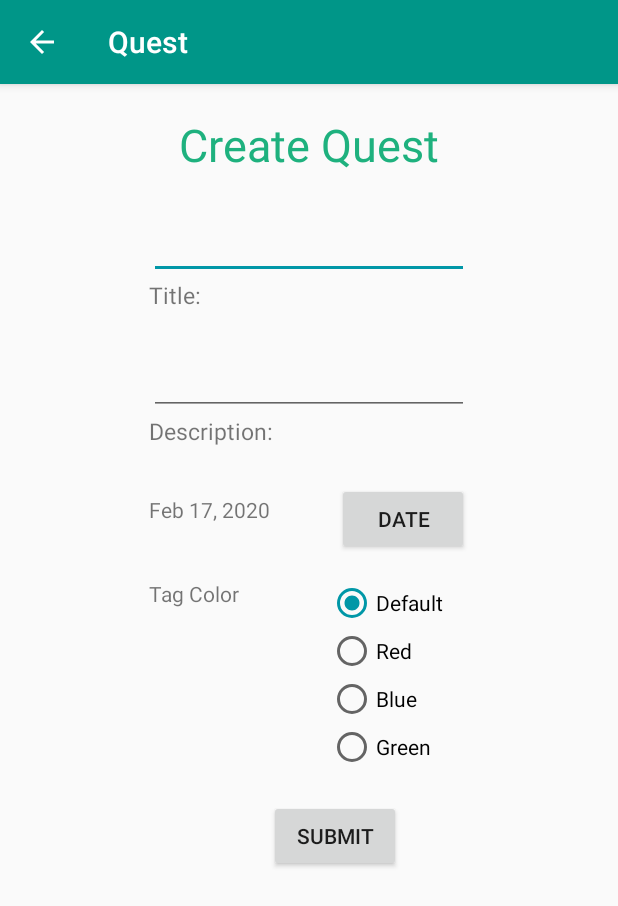
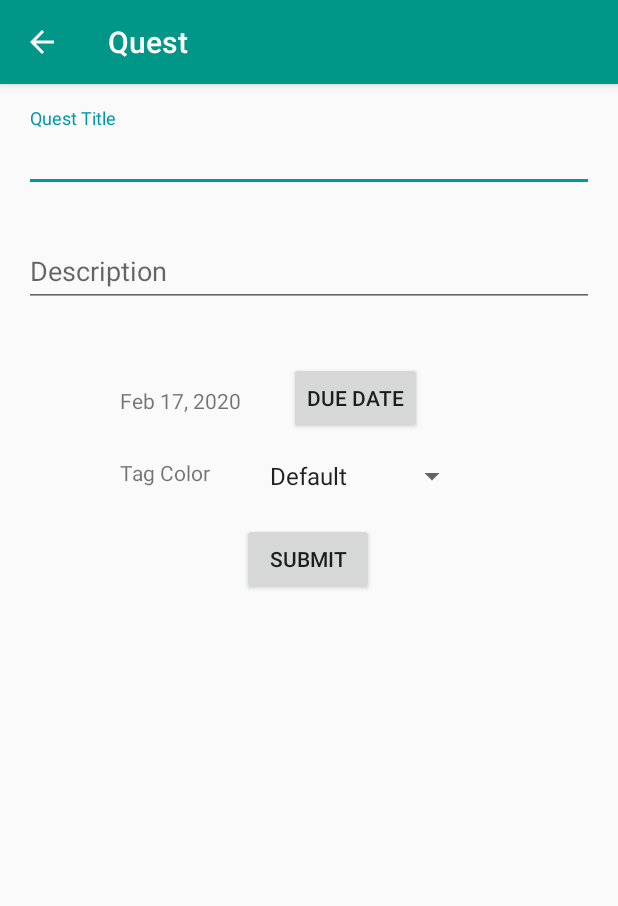
Before and after one commit to EnigmaticGiant/QuestApp, an Android app: the screen it shows after launch (Create), after a tap on an icon or button, on a phone screen of 412 x 824 dp. Shown: the top 906 px of the screen. Run offline under Robolectric (Android 15) with nearby library versions, the phone set to English and light mode, and no system bars; our stand-ins replace Firebase (no records; nobody signed in at launch, a user with empty details on screens opened directly).

Commit message:
Updated Create class + minor edits

```diff
--- a/app/src/main/java/com/example/questv3/Create.java
+++ b/app/src/main/java/com/example/questv3/Create.java
@@ -5,26 +5,30 @@ import android.content.Intent;
 import android.os.Bundle;
 import android.util.Log;
 import android.view.View;
+import android.widget.AdapterView;
+import android.widget.ArrayAdapter;
 import android.widget.Button;
 import android.widget.DatePicker;
-import android.widget.EditText;
-import android.widget.RadioButton;
+import android.widget.Spinner;
 import android.widget.TextView;
 
 import androidx.annotation.Nullable;
 import androidx.appcompat.app.AppCompatActivity;
 import androidx.fragment.app.DialogFragment;
 
+import com.google.android.material.textfield.TextInputLayout;
 import com.google.firebase.database.DatabaseReference;
 import com.google.firebase.database.FirebaseDatabase;
 
 import java.text.DateFormat;
 import java.util.Calendar;
 
-public class Create extends AppCompatActivity implements DatePickerDialog.OnDateSetListener {
+import static com.example.questv3.MainActivity.userID;
+
+public class Create extends AppCompatActivity implements DatePickerDialog.OnDateSetListener, AdapterView.OnItemSelectedListener {
 
     private static final String TAG = "Create";
-    private EditText title, description;
+    private TextInputLayout title, description;
     private TextView date;
     int icon;
     QuestBase mData;
@@ -40,8 +44,14 @@ public class Create extends AppCompatActivity implements DatePickerDialog.OnDate
         mData = QuestBase.getInstance();
         icon = R.mipmap.ic_launcher_round;
 
+        Spinner spinner = findViewById(R.id.spinner);
+        ArrayAdapter<CharSequence> adapter = ArrayAdapter.createFromResource(this, R.array.Colors, android.R.layout.simple_spinner_item);
+        adapter.setDropDownViewResource(android.R.layout.simple_spinner_dropdown_item);
+        spinner.setAdapter(adapter);
+        spinner.setOnItemSelectedListener((AdapterView.OnItemSelectedListener) this);
+
         databaseQuests = FirebaseDatabase.getInstance().getReference("questLists");
-
+        Log.d(TAG, "Google SignIn ID - Create Quest version: " + userID);
         Calendar c = Calendar.getInstance();
         String currentDateString = DateFormat.getDateInstance(DateFormat.MEDIUM).format(c.getTime());
         date.setText(currentDateString);
@@ -56,44 +66,25 @@ public class Create extends AppCompatActivity implements DatePickerDialog.OnDate
         });
     }
 
-    public void onRadioButtonClicked(View view) {
-        // Is the button now checked?
-        boolean checked = ((RadioButton) view).isChecked();
-        // Check which radio button was clicked.
-        switch (view.getId()) {
-            case R.id.radioBtnRed:
-                if (checked)
-                icon = R.drawable.ic_ball_red;
-                break;
-            case R.id.radioBtnBlue:
-                if (checked)
-                icon = R.drawable.ic_ball_blue;
-                break;
-            case R.id.radioBtnGreen:
-                if (checked)
-                icon = R.drawable.ic_ball_green;
-                break;
-            default:
-                break;
-        }
-    }
-
     public void submitQuest(View view) {
-        if(title.getText().toString().isEmpty()) {
+        if(title.getEditText().getText().toString().isEmpty()) {
             title.setError("Required Field");
         }
         else {
             Log.d(TAG, "submitQuest: clicked");
             String qTitle, qDesc, qDate;
-            qTitle = title.getText().toString();
-            qDesc = description.getText().toString();
+            qTitle = title.getEditText().getText().toString();
+            qDesc = description.getEditText().getText().toString();
             qDate = date.getText().toString();
             QuestItem sending = new QuestItem(qTitle, qDesc, qDate, icon);
             mData.add(sending);
 
-            //if(mData.getIdentification() != null){
-                databaseQuests.child(mData.getIdentification()).setValue(mData.getData());
-            //}
+            if(mData.getIdentification() != null){
+                Log.d(TAG, "submitQuest: Updating firebase with ID: " + mData.getIdentification());
+//                databaseQuests.child(mData.getIdentification()).setValue(mData.getData());
+                //String temp = "123456789";
+                databaseQuests.child(userID).setValue(mData.getData());
+            }
 
             Intent intent = new Intent(this, MainActivity.class);
 //            intent.putExtra("created_quest", sending); //don't worry about this
@@ -102,12 +93,44 @@ public class Create extends AppCompatActivity implements DatePickerDialog.OnDate
     }
 
     @Override
-    public void onDateSet(DatePicker datePicker, int years, int month, int dayOfMonth) {
+    public void onDateSet(DatePicker datePicker, int year, int month, int dayOfMonth) {
         Calendar c = Calendar.getInstance();
-        c.set(Calendar.YEAR, years);
+        c.set(Calendar.YEAR, year);
         c.set(Calendar.MONTH, month);
         c.set(Calendar.DAY_OF_MONTH, dayOfMonth);
         String currentDateString = DateFormat.getDateInstance(DateFormat.MEDIUM).format(c.getTime());
         date.setText(currentDateString);
     }
+
+    @Override
+    public void onItemSelected(AdapterView<?> adapterView, View view, int i, long l) {
+        String text = adapterView.getItemAtPosition(i).toString();
+        switch (text){
+            case "Red":
+                icon = R.drawable.ic_ball_red;
+                break;
+            case "Blue":
+                icon = R.drawable.ic_ball_blue;
+                break;
+            case "Green":
+                icon = R.drawable.ic_ball_green;
+                break;
+            case "Yellow":
+                icon = R.drawable.ic_ball_yellow;
+                break;
+            case "Orange":
+                icon = R.drawable.ic_ball_orange;
+                break;
+            /*case "Purple":
+                icon = R.drawable.ic_ball_purple;
+                break;*/
+            default:
+                icon = R.mipmap.ic_launcher_round;
+        }
+    }
+
+    @Override
+    public void onNothingSelected(AdapterView<?> adapterView) {
+
+    }
 }
--- a/app/src/main/java/com/example/questv3/MainActivity.java
+++ b/app/src/main/java/com/example/questv3/MainActivity.java
@@ -269,14 +269,15 @@ public class MainActivity extends AppCompatActivity
 
         if (id == R.id.nav_home) {
             // Handle the camera action
-        } else if (id == R.id.nav_gallery) {
+        } else if (id == R.id.nav_log) {
             intent = new Intent(this,QuestLog.class);
             startActivity(intent);
-        } else if (id == R.id.nav_tools) {
+        } else if (id == R.id.nav_groups) {
 
-        } else if (id == R.id.nav_share) {
-
-        } else if (id == R.id.nav_send) {
+        } else if (id == R.id.nav_friends) {
+            intent = new Intent(this, Friends.class);
+            startActivity(intent);
+        } else if (id == R.id.nav_request) {
 
         }
 
--- a/app/src/main/res/layout/activity_create.xml
+++ b/app/src/main/res/layout/activity_create.xml
@@ -4,40 +4,45 @@
     xmlns:tools="http://schemas.android.com/tools"
     android:id="@+id/linearLayout"
     android:layout_width="match_parent"
-    android:layout_height="match_parent">
+    android:layout_height="match_parent"
+    android:padding="16dp">
 
-    <TextView
-        android:id="@+id/textView2"
-        android:layout_width="wrap_content"
+    <com.google.android.material.textfield.TextInputLayout
+        android:id="@+id/editTitle"
+        android:layout_width="match_parent"
         android:layout_height="wrap_content"
-        android:layout_marginTop="20dp"
-        android:text="Create Quest"
-        android:textSize="30dp"
-        app:layout_constraintEnd_toEndOf="parent"
-        app:layout_constraintStart_toStartOf="parent"
+        app:errorEnabled="true"
         app:layout_constraintTop_toTopOf="parent"
-        android:textColor="@color/title_text_color"/>
+        tools:layout_editor_absoluteX="16dp">
 
-    <TextView
-        android:id="@+id/tv_title_create"
-        android:layout_width="wrap_content"
+        <com.google.android.material.textfield.TextInputEditText
+            android:layout_width="match_parent"
+            android:layout_height="wrap_content"
+            android:hint="Quest Title"
+            android:inputType="text"
+            android:maxLength="64" />
+    </com.google.android.material.textfield.TextInputLayout>
+
+    <com.google.android.material.textfield.TextInputLayout
+        android:id="@+id/editDescription"
+        android:layout_width="match_parent"
         android:layout_height="wrap_content"
-        android:text="Title:"
-        android:textSize="15dp"
-        app:layout_constraintStart_toStartOf="@+id/editTitle"
-        app:layout_constraintTop_toBottomOf="@+id/editTitle" />
+        app:errorEnabled="true"
+        app:layout_constraintTop_toBottomOf="@+id/editTitle"
+        tools:layout_editor_absoluteX="-6dp">
 
-    <TextView
-        android:id="@+id/tv_desc_create"
-        android:layout_width="wrap_content"
-        android:layout_height="wrap_content"
-        android:text="Description:"
-        android:textSize="15dp"
-        app:layout_constraintStart_toStartOf="@+id/editDescription"
-        app:layout_constraintTop_toBottomOf="@+id/editDescription" />
+        <com.google.android.material.textfield.TextInputEditText
+            android:layout_width="match_parent"
+            android:layout_height="wrap_content"
+            android:layout_marginTop="16dp"
+            android:hint="Description"
+            android:inputType="text"
+            android:maxLength="64"
+            app:layout_constraintTop_toBottomOf="@+id/editTitle" />
+    </com.google.android.material.textfield.TextInputLayout>
 
-    <EditText
-        android:id="@+id/editTitle"
+    <Button
+        android:id="@+id/btn_submit"
         android:layout_width="wrap_content"
         android:layout_height="wrap_content"
         android:layout_marginStart="8dp"
@@ -45,100 +50,35 @@
         android:layout_marginTop="24dp"
         android:layout_marginEnd="8dp"
         android:layout_marginRight="8dp"
-        android:ems="10"
-        android:gravity="center"
-        android:inputType="textPersonName"
-        app:layout_constraintEnd_toEndOf="parent"
-        app:layout_constraintStart_toStartOf="parent"
-        app:layout_constraintTop_toBottomOf="@+id/textView2" />
-
-    <EditText
-        android:id="@+id/editDescription"
-        android:layout_width="wrap_content"
-        android:layout_height="wrap_content"
-        android:layout_marginStart="8dp"
-        android:layout_marginLeft="8dp"
-        android:layout_marginTop="24dp"
-        android:layout_marginEnd="8dp"
-        android:layout_marginRight="8dp"
-        android:ems="10"
-        android:gravity="center"
-        android:inputType="textPersonName"
-        app:layout_constraintEnd_toEndOf="parent"
-        app:layout_constraintStart_toStartOf="parent"
-        app:layout_constraintTop_toBottomOf="@+id/tv_title_create" />
-
-    <Button
-        android:id="@+id/btn_submit"
-        android:layout_width="wrap_content"
-        android:layout_height="wrap_content"
-        android:layout_marginStart="8dp"
-        android:layout_marginLeft="8dp"
-        android:layout_marginTop="16dp"
-        android:layout_marginEnd="8dp"
-        android:layout_marginRight="8dp"
         android:onClick="submitQuest"
         android:text="Submit"
         app:layout_constraintEnd_toEndOf="parent"
-        app:layout_constraintHorizontal_bias="0.557"
+        app:layout_constraintHorizontal_bias="0.498"
         app:layout_constraintStart_toStartOf="parent"
-        app:layout_constraintTop_toBottomOf="@+id/radioGroup" />
+        app:layout_constraintTop_toBottomOf="@+id/textView3" />
 
     <TextView
         android:id="@+id/date2"
         android:layout_width="wrap_content"
         android:layout_height="wrap_content"
+        android:layout_marginStart="64dp"
+        android:layout_marginLeft="64dp"
         android:layout_marginTop="32dp"
         android:text="temporary"
-        app:layout_constraintStart_toStartOf="@+id/tv_desc_create"
-        app:layout_constraintTop_toBottomOf="@+id/tv_desc_create" />
+        app:layout_constraintStart_toStartOf="@+id/editDescription"
+        app:layout_constraintTop_toBottomOf="@+id/editDescription" />
 
     <Button
         android:id="@+id/btnChooseDate"
         android:layout_width="wrap_content"
         android:layout_height="wrap_content"
-        android:layout_marginTop="24dp"
-        android:text="Date"
-        app:layout_constraintEnd_toEndOf="@+id/editDescription"
-        app:layout_constraintTop_toBottomOf="@+id/tv_desc_create" />
+        android:layout_marginStart="32dp"
+        android:layout_marginLeft="32dp"
+        android:layout_marginTop="16dp"
+        android:text="Due Date"
+        app:layout_constraintStart_toEndOf="@+id/date2"
+        app:layout_constraintTop_toBottomOf="@+id/editDescription" />
 
-    <RadioGroup
-        android:id="@+id/radioGroup"
-        android:layout_width="94dp"
-        android:layout_height="131dp"
-        android:layout_marginTop="16dp"
-        app:layout_constraintEnd_toEndOf="@+id/btnChooseDate"
-        app:layout_constraintTop_toBottomOf="@+id/btnChooseDate">
-
-        <RadioButton
-            android:id="@+id/radioBtnDefault"
-            android:layout_width="match_parent"
-            android:layout_height="wrap_content"
-            android:checked="true"
-            android:onClick="onRadioButtonClicked"
-            android:text="Default" />
-
-        <RadioButton
-            android:id="@+id/radioBtnRed"
-            android:layout_width="match_parent"
-            android:layout_height="wrap_content"
-            android:onClick="onRadioButtonClicked"
-            android:text="Red" />
-
-        <RadioButton
-            android:id="@+id/radioBtnBlue"
-            android:layout_width="match_parent"
-            android:layout_height="wrap_content"
-            android:onClick="onRadioButtonClicked"
-            android:text="Blue" />
-
-        <RadioButton
-            android:id="@+id/radioBtnGreen"
-            android:layout_width="match_parent"
-            android:layout_height="wrap_content"
-            android:onClick="onRadioButtonClicked"
-            android:text="Green" />
-    </RadioGroup>
 
     <TextView
         android:id="@+id/textView3"
@@ -149,4 +89,15 @@
         app:layout_constraintStart_toStartOf="@+id/date2"
         app:layout_constraintTop_toBottomOf="@+id/btnChooseDate" />
 
+    <Spinner
+        android:id="@+id/spinner"
+        android:layout_width="140dp"
+        android:layout_height="wrap_content"
+        android:layout_marginStart="32dp"
+        android:layout_marginLeft="32dp"
+        app:layout_constraintStart_toEndOf="@+id/textView3"
+        app:layout_constraintTop_toTopOf="@+id/textView3" />
+
+
+
 </androidx.constraintlayout.widget.ConstraintLayout>
--- a/app/src/main/res/menu/activity_main_drawer.xml
+++ b/app/src/main/res/menu/activity_main_drawer.xml
@@ -9,20 +9,20 @@
             android:icon="@drawable/ic_menu_home"
             android:title="@string/menu_home" />
         <item
-            android:id="@+id/nav_gallery"
+            android:id="@+id/nav_log"
             android:icon="@drawable/ic_menu_log"
-            android:title="Log" />
+            android:title="@string/menu_log" />
         <item
-            android:id="@+id/nav_tools"
+            android:id="@+id/nav_groups"
             android:icon="@drawable/ic_menu_group"
-            android:title="Groups" />
+            android:title="@string/menu_groups" />
         <item
-            android:id="@+id/nav_share"
+            android:id="@+id/nav_friends"
             android:icon="@drawable/ic_menu_friend"
-            android:title="Friends" />
+            android:title="@string/menu_friends" />
         <item
-            android:id="@+id/nav_send"
+            android:id="@+id/nav_request"
             android:icon="@drawable/ic_menu_send"
-            android:title="Requests" />
+            android:title="@string/menu_request" />
     </group>
 </menu>
--- a/app/src/main/res/values/strings.xml
+++ b/app/src/main/res/values/strings.xml
@@ -13,8 +13,22 @@
     <string name="menu_tools">Tools</string>
     <string name="menu_share">Share</string>
     <string name="menu_send">Send</string>
+    <string name="menu_log">Log</string>
+    <string name="menu_groups">Groups</string>
+    <string name="menu_friends">Friends</string>
+    <string name="menu_request">ReQuest</string>
     <string name="title_activity_friends_list">FriendsList</string>
     <string name="title_activity_friend">Friend</string>
     <string name="title_activity_friends">Friends</string>
     <string name="title_activity_friend_adapter">FriendAdapter</string>
+
+    <string-array name="Colors">
+        <item>Default</item>
+        <item>Red</item>
+        <item>Blue</item>
+        <item>Green</item>
+        <item>Yellow</item>
+        <item>Orange</item>
+        <item>Purple</item>
+    </string-array>
 </resources>
```
Also changed, not shown: 1900 other files.
